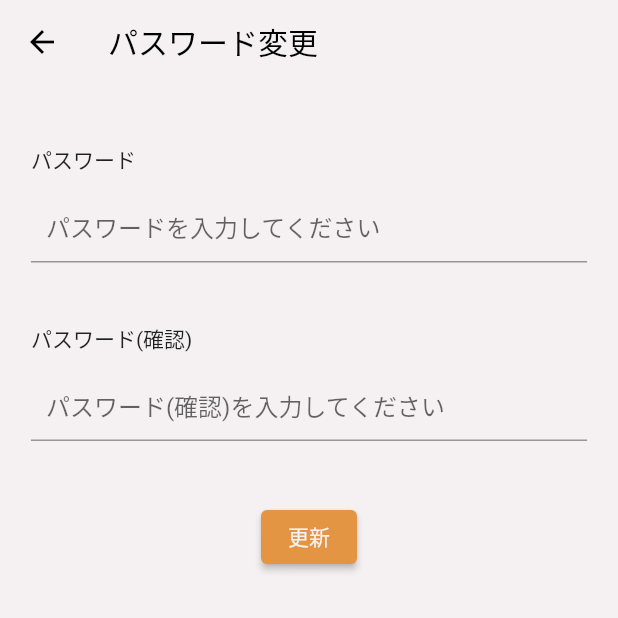
After one commit to Sakyo24/minmemo-mobile, a Flutter app: the EditPasswordPage screen opened directly, on a phone screen of 412 x 824 dp, the top half of it. The commit adds this screen. Run offline on Flutter 3.47's test engine with Material 2 defaults, Android fonts, the phone set to English and light mode, and no system bars; our stand-ins replace flutter_dotenv, google_mobile_ads, shared_preferences; accounts and stored records are empty.

Commit message:
パスワードリセット・変更の作成

```diff
--- /dev/null
+++ b/lib/pages/user/edit_password.dart
@@ -0,0 +1,143 @@
+import 'package:flutter/material.dart';
+import 'package:http/http.dart';
+import 'dart:convert';
+
+import '../../utils/app_colors.dart';
+import '../../utils/network.dart';
+import '../index.dart';
+
+class EditPasswordPage extends StatefulWidget {
+  const EditPasswordPage({super.key});
+
+  @override
+  State<EditPasswordPage> createState() => _EditPasswordPageState();
+}
+
+class _EditPasswordPageState extends State<EditPasswordPage> {
+  TextEditingController passwordController = TextEditingController();
+  TextEditingController passwordConfirmationController =
+      TextEditingController();
+  bool _isLoading = false;
+
+  // 更新処理
+  Future<void> updatePassword() async {
+    setState(() {
+      _isLoading = true;
+    });
+
+    Map<String, String> data = {
+      'password': passwordController.text,
+      'password_confirmation': passwordConfirmationController.text,
+    };
+
+    Response? response;
+    try {
+      response = await Network().putData(data, '/api/user/password-update');
+    } catch (e) {
+      debugPrint(e.toString());
+    } finally {
+      setState(() {
+        _isLoading = false;
+      });
+    }
+
+    if (response == null) {
+      if (mounted) {
+        ScaffoldMessenger.of(context).showSnackBar(
+          const SnackBar(content: Text("エラーが発生しました。")),
+        );
+      }
+      return;
+    }
+
+    // エラーの場合
+    if (response.statusCode != 200) {
+      if (mounted) {
+        var body = json.decode(response.body);
+        ScaffoldMessenger.of(context).showSnackBar(
+          (response.statusCode >= 500 && response.statusCode < 600)
+              ? const SnackBar(content: Text("サーバーエラーが発生しました。"))
+              : SnackBar(content: Text(body['message'])),
+        );
+      }
+      return;
+    }
+
+    // 成功の場合
+    if (!mounted) return;
+    Navigator.push(
+      context,
+      MaterialPageRoute(
+          builder: ((context) => const IndexPage(toPageIndex: 2))),
+    ).then((value) {
+      setState(() {});
+    });
+  }
+
+  @override
+  Widget build(BuildContext context) {
+    return Scaffold(
+      appBar: AppBar(
+        backgroundColor: AppColors.whiteColor,
+        elevation: 0,
+        title: const Text('パスワード変更'),
+      ),
+      body: _isLoading
+          ? const Center(child: CircularProgressIndicator())
+          : ListView(
+              children: <Widget>[
+                Center(
+                  child: Column(
+                    crossAxisAlignment: CrossAxisAlignment.start,
+                    children: [
+                      const SizedBox(height: 40),
+                      // パスワード
+                      const Text('パスワード'),
+                      const SizedBox(height: 10),
+                      SizedBox(
+                        width: MediaQuery.of(context).size.width * 0.9,
+                        child: TextField(
+                          controller: passwordController,
+                          decoration: const InputDecoration(
+                            contentPadding: EdgeInsets.only(left: 10),
+                            hintText: 'パスワードを入力してください',
+                          ),
+                        ),
+                      ),
+                      const SizedBox(height: 40),
+                      // パスワード(確認)
+                      const Text('パスワード(確認)'),
+                      const SizedBox(height: 10),
+                      SizedBox(
+                        width: MediaQuery.of(context).size.width * 0.9,
+                        child: TextField(
+                          controller: passwordConfirmationController,
+                          decoration: const InputDecoration(
+                            contentPadding: EdgeInsets.only(left: 10),
+                            hintText: 'パスワード(確認)を入力してください',
+                          ),
+                        ),
+                      ),
+                      const SizedBox(height: 40),
+                      // 更新ボタン
+                      Container(
+                        width: MediaQuery.of(context).size.width * 0.9,
+                        alignment: Alignment.center,
+                        child: ElevatedButton(
+                          onPressed: () async {
+                            await updatePassword();
+                          },
+                          child: Text(
+                            '更新',
+                            style: TextStyle(color: AppColors.whiteColor),
+                          ),
+                        ),
+                      ),
+                    ],
+                  ),
+                )
+              ],
+            ),
+    );
+  }
+}
```
Also changed, not shown: lib/pages/auth/login.dart (+12 -2 lines), lib/pages/auth/password_reset.dart (added, +125 -0 lines), lib/pages/auth/send_finish.dart (added, +59 -0 lines), lib/pages/index.dart (+14 -3 lines).
